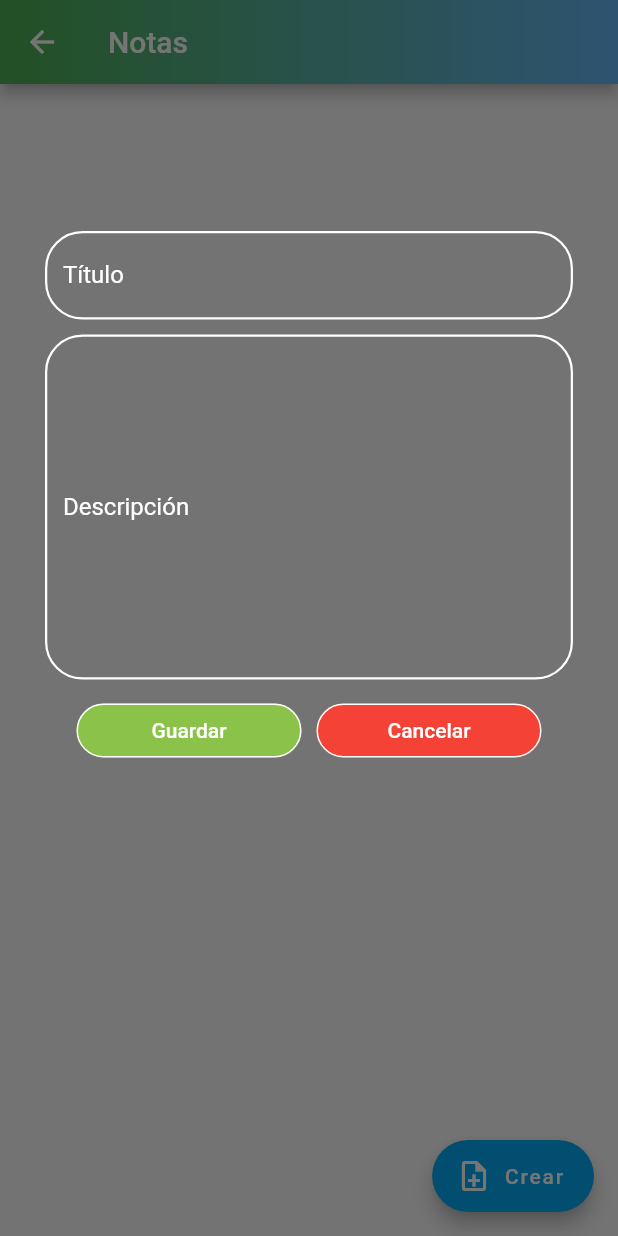
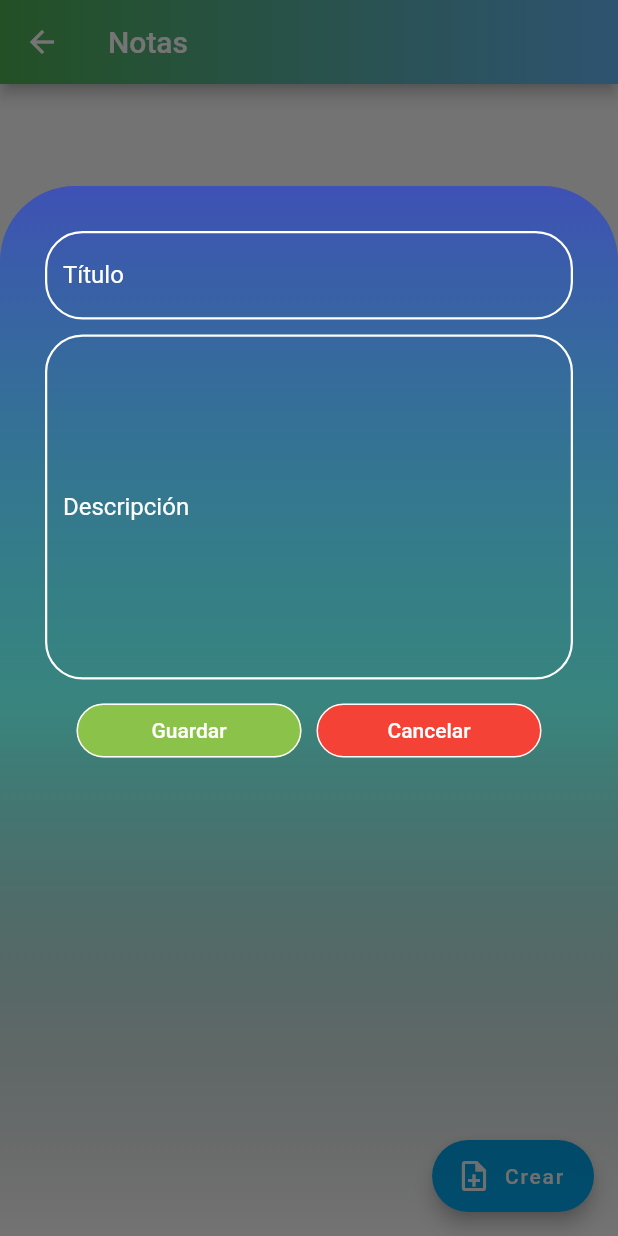
Before and after one commit to Daniel070999/flutter_Supabase, a Flutter app: the NewNote screen opened directly, after a tap on "Crear", on a phone screen of 412 x 824 dp. Run offline on Flutter 3.47's test engine with Material 2 defaults, Android fonts, the phone set to English and light mode, and no system bars; our stand-ins replace google_nav_bar, supabase_flutter; accounts and stored records are empty.

Commit message:
lectura de id de notas para seguir trabajando con el CRUD

```diff
--- a/lib/forms/list_notes.dart
+++ b/lib/forms/list_notes.dart
@@ -1,9 +1,16 @@
+import 'dart:async';
+import 'dart:io';
+
+import 'package:flutter/cupertino.dart';
+import 'package:flutter/foundation.dart';
 import 'package:flutter/material.dart';
+import 'package:fluttersupabase/constants.dart';
+import 'package:supabase_flutter/supabase_flutter.dart';
 
 class ListNotes extends StatelessWidget {
   final List<ListItem> items;
 
-  const ListNotes({super.key, required this.items});
+  ListNotes({super.key, required this.items});
 
   @override
   Widget build(BuildContext context) {
@@ -11,12 +18,17 @@ class ListNotes extends StatelessWidget {
       itemCount: items.length,
       itemBuilder: (context, index) {
         final item = items[index];
-
-        return ListTile(
-          minVerticalPadding: 10,
-          onTap: () {},
-          title: item.buildTitle(context),
-          subtitle: item.buildSubtitle(context),
+        return Column(
+          children: [
+            ListTile(
+              minVerticalPadding: 10,
+              onTap: () {
+                context.showSnackBar(message: item.buildIdNote(context).data.toString(), backgroundColor: Colors.grey);
+              },
+              title: item.buildTitle(context),
+              subtitle: item.buildSubtitle(context),
+            ),
+          ],
         );
       },
     );
@@ -27,30 +39,15 @@ abstract class ListItem {
   Widget buildTitle(BuildContext context);
 
   Widget buildSubtitle(BuildContext context);
-}
-
-class HeadingItem implements ListItem {
-  final String heading;
-
-  HeadingItem(this.heading);
-
-  @override
-  Widget buildTitle(BuildContext context) {
-    return Text(
-      heading,
-      style: Theme.of(context).textTheme.headline5,
-    );
-  }
-
-  @override
-  Widget buildSubtitle(BuildContext context) => const SizedBox.shrink();
+  Text buildIdNote(BuildContext context);
 }
 
 class DataNotes implements ListItem {
   final String title;
   final String description;
+  final String idNote;
 
-  DataNotes(this.title, this.description);
+  DataNotes(this.title, this.description, this.idNote);
 
   @override
   Widget buildTitle(BuildContext context) =>
@@ -59,4 +56,7 @@ class DataNotes implements ListItem {
   @override
   Widget buildSubtitle(BuildContext context) =>
       Text(description, style: Theme.of(context).textTheme.caption);
+  @override
+  Text buildIdNote(BuildContext context) =>
+      Text(idNote, style: Theme.of(context).textTheme.caption);
 }
--- a/lib/pages_user_main/user_new_note.dart
+++ b/lib/pages_user_main/user_new_note.dart
@@ -60,7 +60,7 @@ class _NewNoteState extends State<NewNote> {
       final idUser = supabase.auth.currentUser!.id;
       data = await supabase
           .from('notes')
-          .select('title , description')
+          .select('title , description, id')
           .eq('id_notes_user', idUser);
     } catch (e) {
       print(e);
@@ -68,6 +68,7 @@ class _NewNoteState extends State<NewNote> {
     setState(() {
       _loadingNotes = false;
     });
+    print(data);
     return data;
   }
 
@@ -97,18 +98,15 @@ class _NewNoteState extends State<NewNote> {
         padding: const EdgeInsets.all(8.0),
         child: (_loadingNotes == false)
             ? ListNotes(
-                items: List<ListItem>.generate(
-                  data.length,
-                  (i) => (i == -1)
-                      ? HeadingItem('ads')
-                      : DataNotes(
-                          '${data[i]['title']}', ' ${data[i]['description']}'),
-                ),
+                items: List<ListItem>.generate(data.length, (i) {
+                  return DataNotes('${data[i]['title']}',
+                      ' ${data[i]['description']}', ' ${data[i]['id']}');
+                }),
               )
             : Platform.isAndroid
                 ? Center(
                     child: Column(
-                      mainAxisAlignment: MainAxisAlignment.center,
+                    mainAxisAlignment: MainAxisAlignment.center,
                     children: const [
                       Text('Cargando notas ;)'),
                       SizedBox(
@@ -133,9 +131,20 @@ class _NewNoteState extends State<NewNote> {
               backgroundColor: Colors.transparent,
               builder: (BuildContext context) {
                 return Container(
+                  decoration:  BoxDecoration(
+                      gradient: LinearGradient(
+                          begin: Alignment.topCenter,
+                          end: Alignment.bottomCenter,
+                          colors: [
+                            Colors.indigo.withOpacity(1),
+                            Colors.teal.withOpacity(0.5),
+                            Colors.transparent,
+                          ]),
+                      borderRadius: const BorderRadius.only(
+                        topLeft: Radius.circular(50.0),
+                        topRight: Radius.circular(50.0),
+                      )),
                   padding: const EdgeInsets.all(30.0),
-                  decoration:
-                      BoxDecoration(borderRadius: BorderRadius.circular(50)),
                   height: 700,
                   child: Form(
                     key: _validateTitle,
```
